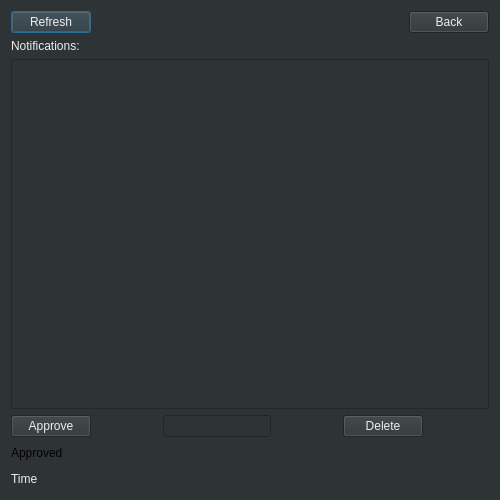
Old version of the form notificationdialog.ui in the repository hassan-kandil/DistImage.
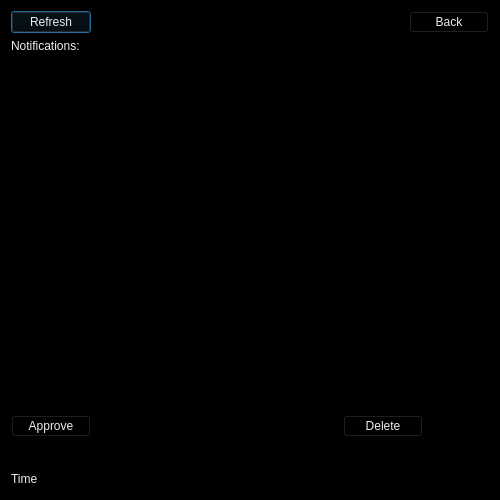
New version of the form.

```diff
--- a/notificationdialog.ui
+++ b/notificationdialog.ui
@@ -14,7 +14,7 @@
    <string>DistImage</string>
   </property>
   <property name="styleSheet">
-   <string notr="true">background-color: rgb(46, 52, 54)
+   <string notr="true">background-color: rgb(0,0,0)
 </string>
   </property>
   <layout class="QVBoxLayout" name="verticalLayout">
```
